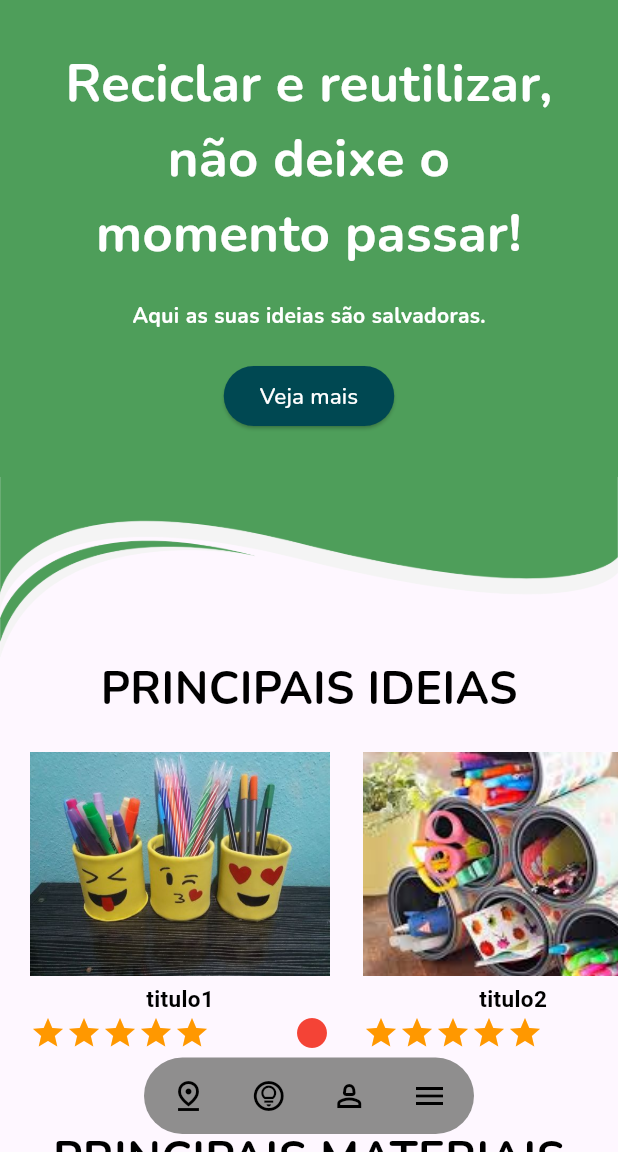
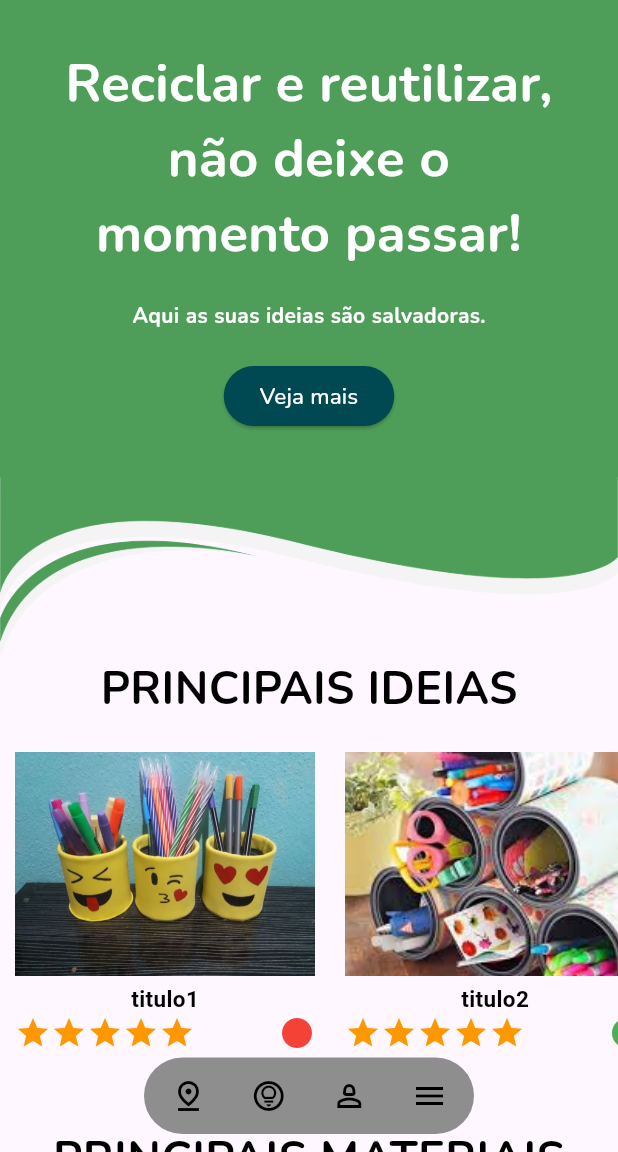
Before and after one commit to BeatrizAcardia/flutter_application_ecoment_inicial, a Flutter app: the screen it shows after launch, on a phone screen of 412 x 824 dp, the part 84-1236 px from its top. Run offline on Flutter 3.47's test engine with Material 3 defaults, Android fonts, the phone set to English and light mode, and no system bars; our stand-ins replace email_validator; missing offline and left inert: br_validators.

Commit message:
Carrossel com rolagem infinita

```diff
--- a/lib/views/inicial.dart
+++ b/lib/views/inicial.dart
@@ -136,24 +136,16 @@ class _MyinicialState extends State<Myinicial> {
        Container(
         margin: const EdgeInsets.symmetric(vertical: 20),
         height: 200, //tamanho dos containers
-        child: ListView(
-          // This next line does the trick.
-          scrollDirection: Axis.horizontal,
-          children: <Widget>[
-            Container(
-
-              padding: EdgeInsets.symmetric(horizontal: 20),
-              child: Container(
-              child: Wrap(
-                spacing: 22.0, // Espaçamento horizontal entre os itens
-                children: listaIdeias.map((ideia) {
-                  return gerarCard(ideia.getTitulo, ideia.getImg, ideia.getDificuldade);
-                }).toList(),
-              ),
-            ),
+        child: ListView.builder(
+            scrollDirection: Axis.horizontal,
+            itemBuilder: (context, index) {
+              final ideia = listaIdeias[index % listaIdeias.length];
+              return Padding(
+                padding: const EdgeInsets.symmetric(horizontal: 10.0),
+                child: gerarCard(ideia.getTitulo, ideia.getImg, ideia.getDificuldade),
+              );
+            },
           ),
-          ],
-        ),
       ),
 
 
```
